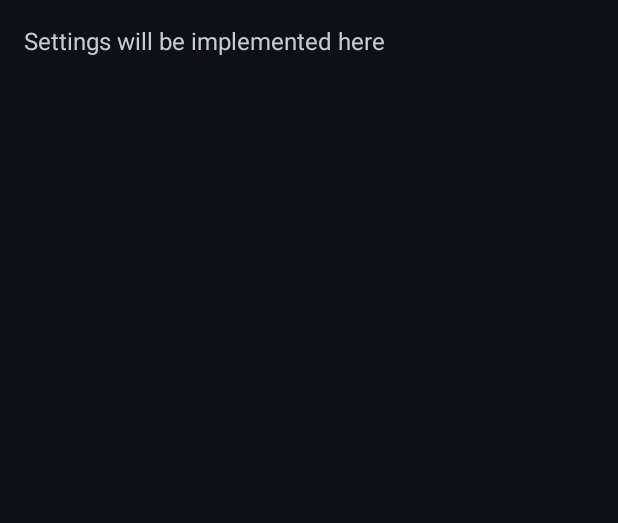
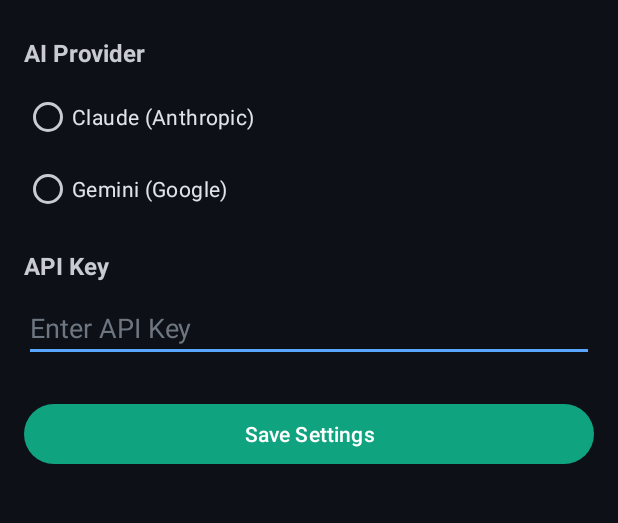
Before and after one commit to thejaustin/termux-ai-app, an Android app: the layout activity_settings.xml on its own in the app's theme, with its tools: preview values and no code run, on a phone screen of 412 x 824 dp, the part 73-596 px from its top. Run offline under Robolectric (Android 15) with nearby library versions, the phone set to English and light mode, and no system bars.

Commit message:
Add Gemini support, improve docs, and configure GH releases

```diff
--- a/app/src/main/res/layout/activity_settings.xml
+++ b/app/src/main/res/layout/activity_settings.xml
@@ -1,7 +1,11 @@
 <?xml version="1.0" encoding="utf-8"?>
-<LinearLayout xmlns:android="http://schemas.android.com/apk/res/android"
+<ScrollView xmlns:android="http://schemas.android.com/apk/res/android"
     android:layout_width="match_parent"
-    android:layout_height="match_parent"
+    android:layout_height="match_parent">
+
+    <LinearLayout
+        android:layout_width="match_parent"
+        android:layout_height="wrap_content"
         android:orientation="vertical"
         android:padding="16dp">
 
@@ -11,12 +15,56 @@
             android:text="@string/settings_title"
             android:textSize="24sp"
             android:textStyle="bold"
-        android:layout_marginBottom="16dp" />
+            android:layout_marginBottom="24dp" />
 
         <TextView
             android:layout_width="match_parent"
             android:layout_height="wrap_content"
-        android:text="Settings will be implemented here"
-        android:textSize="16sp" />
+            android:text="AI Provider"
+            android:textSize="16sp"
+            android:textStyle="bold"
+            android:layout_marginBottom="8dp" />
+
+        <RadioGroup
+            android:id="@+id/provider_group"
+            android:layout_width="match_parent"
+            android:layout_height="wrap_content"
+            android:layout_marginBottom="16dp">
+
+            <RadioButton
+                android:id="@+id/provider_claude"
+                android:layout_width="wrap_content"
+                android:layout_height="wrap_content"
+                android:text="Claude (Anthropic)" />
+
+            <RadioButton
+                android:id="@+id/provider_gemini"
+                android:layout_width="wrap_content"
+                android:layout_height="wrap_content"
+                android:text="Gemini (Google)" />
+        </RadioGroup>
+
+        <TextView
+            android:layout_width="match_parent"
+            android:layout_height="wrap_content"
+            android:text="API Key"
+            android:textSize="16sp"
+            android:textStyle="bold"
+            android:layout_marginBottom="8dp" />
+
+        <EditText
+            android:id="@+id/api_key_input"
+            android:layout_width="match_parent"
+            android:layout_height="wrap_content"
+            android:inputType="textPassword"
+            android:hint="Enter API Key"
+            android:layout_marginBottom="24dp" />
+
+        <Button
+            android:id="@+id/save_button"
+            android:layout_width="match_parent"
+            android:layout_height="wrap_content"
+            android:text="Save Settings" />
 
     </LinearLayout>
+</ScrollView>
--- a/app/src/main/res/menu/terminal_menu.xml
+++ b/app/src/main/res/menu/terminal_menu.xml
@@ -23,7 +23,11 @@
     <item
         android:id="@+id/action_claude_help"
         android:title="@string/menu_help"
-        android:icon="@drawable/ic_help"
+        app:showAsAction="never" />
+
+    <item
+        android:id="@+id/action_share"
+        android:title="Share"
         app:showAsAction="never" />
 
 </menu>
```
Also changed, not shown: app/src/main/AndroidManifest.xml (+20 -9 lines), app/src/main/java/com/termux/ai/AIClient.java (+204 -10 lines), app/src/main/java/com/termux/app/TermuxAISettingsActivity.java (+75 -0 lines), app/src/main/java/com/termux/terminal/EnhancedTerminalView.java (+12 -4 lines), 2 other files. Lines whose indentation alone changed are shown as unchanged.
